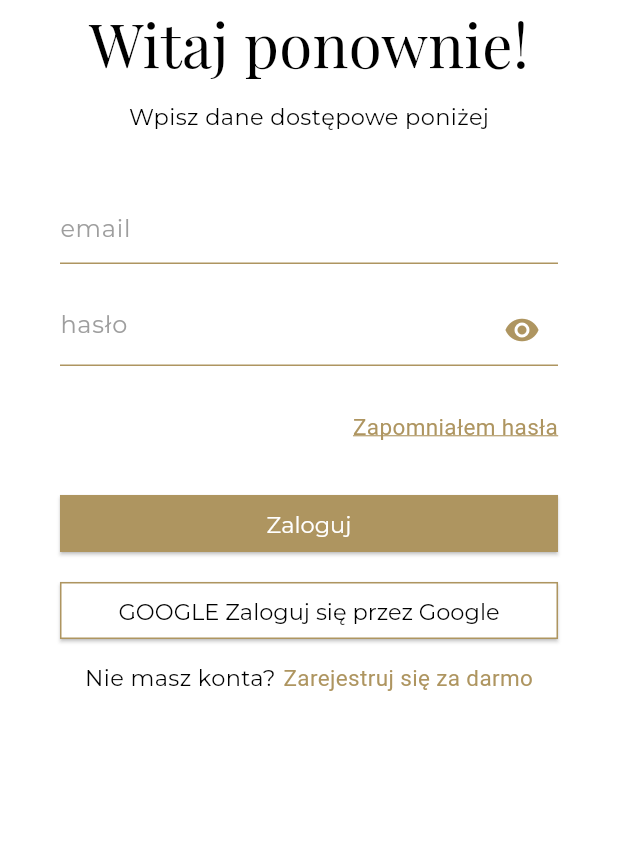
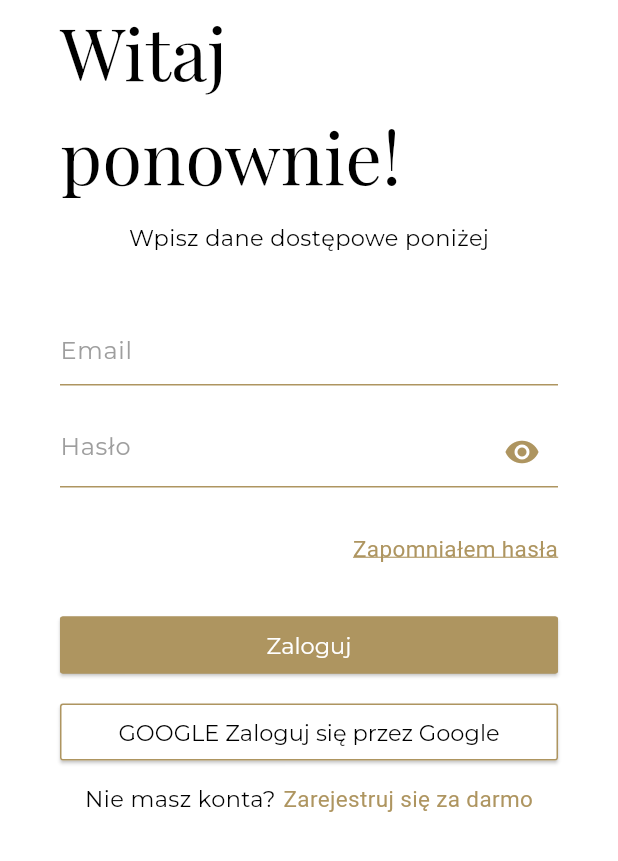
Before and after one commit to kermit-team/camp-n-go, a Flutter app: the screen it shows after launch, after a tap on the "login" icon, on a phone screen of 412 x 824 dp, the part 375-1236 px from its top. Run offline on Flutter 3.47's test engine with Material 3 defaults, Android fonts, the phone set to English and light mode, and no system bars; our stand-ins replace dio, equatable, flutter_bloc, flutter_secure_storage, get_it, go_router and 3 more; generated files the repository leaves out were written again.

Commit message:
styling, theme and constant values refactor

```diff
--- a/mobile/lib/config/constants.dart
+++ b/mobile/lib/config/constants.dart
@@ -1,4 +1,13 @@
 class Constants {
   static const String appName = "Camp'n'go";
   static const String apiUrl = 'http://localhost:8000/api';
+
+  static const double spaceXS = 5;
+  static const double spaceS = 10;
+  static const double spaceM = 20;
+  static const double spaceML = 30;
+  static const double spaceL = 40;
+  static const double textSizeS = 15;
+  static const double textSizeM = 25;
+  static const double textSizeL = 48;
 }
--- a/mobile/lib/config/theme/app_theme.dart
+++ b/mobile/lib/config/theme/app_theme.dart
@@ -1,18 +1,14 @@
+import 'package:campngo/config/constants.dart';
 import 'package:flutter/material.dart';
 import 'package:google_fonts/google_fonts.dart';
 
-ThemeData theme() {
-  return ThemeData(
-    useMaterial3: true,
-    brightness: Brightness.light,
-    scaffoldBackgroundColor: Colors.white,
-    primaryColor: const Color(0XFFAE9560),
-  );
-}
+ThemeData theme({bool isDarkTheme = false}) => ThemeData.from(
+      colorScheme: lightColorScheme,
+    ).copyWith();
 
 TextStyle titleTextStyle() {
   return GoogleFonts.playfairDisplay(
-    fontSize: 40,
+    fontSize: Constants.textSizeL,
     fontStyle: FontStyle.normal,
     color: Colors.black,
   );
@@ -20,10 +16,32 @@ TextStyle titleTextStyle() {
 
 TextStyle subtitleTextStyle() {
   return GoogleFonts.montserrat(
-    fontSize: 15,
+    fontSize: Constants.textSizeS,
     fontStyle: FontStyle.normal,
     color: Colors.black,
   );
 }
 
+TextStyle mainTestStyle({Color? color}) {
+  return GoogleFonts.montserrat(
+    fontSize: Constants.textSizeS,
+    fontStyle: FontStyle.normal,
+    color: color ?? Colors.black,
+  );
+}
+
 const goldenColor = Color(0xFFAE9560);
+
+ColorScheme lightColorScheme = const ColorScheme(
+  brightness: Brightness.light,
+  primary: Color(0XFFAE9560),
+  onPrimary: Colors.white,
+  secondary: Colors.white,
+  onSecondary: Colors.black,
+  tertiary: Color(0xFF6F84B5),
+  onTertiary: Colors.white,
+  error: Colors.red,
+  onError: Colors.white,
+  surface: Colors.white,
+  onSurface: Colors.black,
+);
--- a/mobile/lib/features/auth/presentation/pages/login_page.dart
+++ b/mobile/lib/features/auth/presentation/pages/login_page.dart
@@ -1,3 +1,4 @@
+import 'package:campngo/config/constants.dart';
 import 'package:campngo/features/auth/presentation/widgets/custom_buttons.dart';
 import 'package:campngo/features/auth/presentation/widgets/golden_text_field.dart';
 import 'package:campngo/features/auth/presentation/widgets/hyperlink_text.dart';
@@ -27,28 +28,32 @@ class _LoginPageState extends State<LoginPage> {
             left: 40.0,
             right: 40.0,
           ),
+          child: CustomScrollView(
+            slivers: [
+              SliverFillRemaining(
+                hasScrollBody: false,
                 child: Column(
                   mainAxisAlignment: MainAxisAlignment.start,
                   crossAxisAlignment: CrossAxisAlignment.center,
                   children: [
                     const IconAppBar(),
                     const TitleText('Witaj ponownie!'),
-              const SizedBox(height: 10),
+                    const SizedBox(height: Constants.spaceS),
                     const StandardText(
                       "Wpisz dane dostępowe poniżej",
                     ),
-              const SizedBox(height: 40),
+                    const SizedBox(height: Constants.spaceL),
                     GoldenTextField(
                       controller: emailController,
-                hintText: "email",
+                      hintText: "Email",
                     ),
-              const SizedBox(height: 20),
+                    const SizedBox(height: Constants.spaceM),
                     GoldenTextField(
                       controller: passwordController,
-                hintText: "hasło",
+                      hintText: "Hasło",
                       isPassword: true,
                     ),
-              const SizedBox(height: 30),
+                    const SizedBox(height: Constants.spaceML),
                     Align(
                       alignment: AlignmentDirectional.centerEnd,
                       child: HyperlinkText(
@@ -64,7 +69,7 @@ class _LoginPageState extends State<LoginPage> {
                         },
                       ),
                     ),
-              const SizedBox(height: 30),
+                    const SizedBox(height: Constants.spaceML),
                     CustomButton(
                       text: "Zaloguj",
                       onPressed: () {
@@ -75,20 +80,28 @@ class _LoginPageState extends State<LoginPage> {
                         );
                       },
                     ),
-              const SizedBox(height: 10),
+                    const SizedBox(height: Constants.spaceS),
                     CustomButtonInverted(
                       text: "GOOGLE Zaloguj się przez Google",
                       onPressed: () {},
                     ),
-              const SizedBox(height: 10),
+                    const SizedBox(height: Constants.spaceS),
+                    Wrap(
+                      children: [
                         Row(
                           mainAxisAlignment: MainAxisAlignment.center,
                           children: [
                             const StandardText("Nie masz konta?"),
-                  const SizedBox(width: 5),
-                  HyperlinkText(text: "Zarejestruj się za darmo", onTap: () {}),
+                            const SizedBox(width: Constants.spaceXS),
+                            HyperlinkText(
+                                text: "Zarejestruj się za darmo", onTap: () {}),
+                          ],
+                        ),
                       ],
                     )
+                  ],
+                ),
+              ),
             ],
           ),
         ),
--- a/mobile/lib/features/auth/presentation/widgets/custom_buttons.dart
+++ b/mobile/lib/features/auth/presentation/widgets/custom_buttons.dart
@@ -1,4 +1,4 @@
-import 'package:campngo/config/theme/app_theme.dart';
+import 'package:campngo/config/constants.dart';
 import 'package:flutter/material.dart';
 import 'package:google_fonts/google_fonts.dart';
 
@@ -7,8 +7,6 @@ class CustomButton extends StatelessWidget {
   final void Function() onPressed;
   final double width;
   final double height;
-  final Color backgroundColor;
-  final Color textColor;
 
   const CustomButton({
     super.key,
@@ -16,8 +14,6 @@ class CustomButton extends StatelessWidget {
     required this.onPressed,
     this.width = double.maxFinite,
     this.height = double.minPositive,
-    this.backgroundColor = goldenColor, // Default to transparent
-    this.textColor = Colors.white, // Default to black
   });
 
   @override
@@ -25,15 +21,17 @@ class CustomButton extends StatelessWidget {
     return ElevatedButton(
       onPressed: onPressed,
       style: ElevatedButton.styleFrom(
-        backgroundColor: backgroundColor,
-        foregroundColor: textColor,
+        backgroundColor: Theme.of(context).colorScheme.primary,
+        foregroundColor: Theme.of(context).colorScheme.onPrimary,
         textStyle: GoogleFonts.montserrat(
-          fontSize: 15,
+          fontSize: Constants.textSizeS,
         ),
         minimumSize: Size(width, height),
-        shape: const RoundedRectangleBorder(
-          borderRadius: BorderRadius.zero,
-          side: BorderSide(color: goldenColor),
+        shape: RoundedRectangleBorder(
+          borderRadius: const BorderRadius.all(Radius.circular(2)),
+          side: BorderSide(
+            color: Theme.of(context).colorScheme.primary,
+          ),
         ),
       ),
       child: Padding(
@@ -51,8 +49,31 @@ class CustomButtonInverted extends CustomButton {
     required super.onPressed,
     super.width,
     super.height,
-  }) : super(
-          backgroundColor: Colors.white, // White background
-          textColor: Colors.black, // Golden text color
-        );
+  });
+
+  @override
+  Widget build(BuildContext context) {
+    return ElevatedButton(
+      onPressed: onPressed,
+      style: ElevatedButton.styleFrom(
+        backgroundColor: Theme.of(context).colorScheme.secondary,
+        // backgroundColor: Colors.white,
+        foregroundColor: Theme.of(context).colorScheme.onSecondary,
+        textStyle: GoogleFonts.montserrat(
+          fontSize: Constants.textSizeS,
+        ),
+        minimumSize: Size(width, height),
+        shape: RoundedRectangleBorder(
+          borderRadius: const BorderRadius.all(Radius.circular(2)),
+          side: BorderSide(
+            color: Theme.of(context).colorScheme.primary,
+          ),
+        ),
+      ),
+      child: Padding(
+        padding: const EdgeInsets.all(10.0),
+        child: Text(text),
+      ),
+    );
+  }
 }
--- a/mobile/lib/features/auth/presentation/widgets/hyperlink_text.dart
+++ b/mobile/lib/features/auth/presentation/widgets/hyperlink_text.dart
@@ -1,3 +1,4 @@
+import 'package:campngo/config/constants.dart';
 import 'package:campngo/config/theme/app_theme.dart';
 import 'package:flutter/material.dart';
 
@@ -21,7 +22,7 @@ class HyperlinkText extends StatelessWidget {
         text,
         style: TextStyle(
           color: goldenColor,
-          fontSize: 15,
+          fontSize: Constants.textSizeS,
           decoration:
               isUnderlined ? TextDecoration.underline : TextDecoration.none,
           decorationColor: goldenColor,
--- a/mobile/lib/main.dart
+++ b/mobile/lib/main.dart
@@ -1,4 +1,5 @@
 import 'package:campngo/config/constants.dart';
+import 'package:campngo/config/theme/app_theme.dart';
 import 'package:campngo/features/auth/presentation/bloc/auth_bloc.dart';
 import 'package:campngo/features/auth/presentation/bloc/auth_event.dart';
 import 'package:campngo/injection_container.dart';
@@ -17,13 +18,9 @@ class MyApp extends StatelessWidget {
 
   @override
   Widget build(BuildContext context) {
-    return MaterialApp(
+    return const MaterialApp(
       title: 'Flutter Demo',
-      theme: ThemeData(
-        colorScheme: ColorScheme.fromSeed(seedColor: Colors.deepPurple),
-        useMaterial3: true,
-      ),
-      home: const MyHomePage(title: 'Flutter Demo Home Page'),
+      home: MyHomePage(title: 'Flutter Demo Home Page'),
     );
   }
 }
@@ -45,10 +42,7 @@ class _MyHomePageState extends State<MyHomePage> {
       child: Builder(
         builder: (context) => MaterialApp.router(
           title: Constants.appName,
-          theme: ThemeData(
-            colorScheme:
-                ColorScheme.fromSeed(seedColor: Colors.yellow.shade700),
-          ),
+          theme: theme(),
           routerConfig: serviceLocator<GoRouter>(),
         ),
       ),
```
Also changed, not shown: mobile/lib/features/auth/presentation/pages/register_page.dart (deleted), mobile/lib/features/register/presentation/register_page.dart (added). Lines whose indentation alone changed are shown as unchanged.
